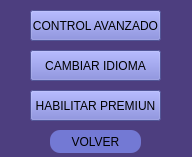
This is interfaz/panel_control.ui in Supranet-ar/tvip as Qt 5 draws it before an edit. The edited form follows.
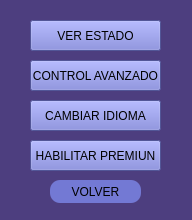
This is the edited form.

Commit message: conexion btn("Ver Estado")para mostrar menu actual del usuario

The edit to the form file:
```diff
--- a/interfaz/panel_control.ui
+++ b/interfaz/panel_control.ui
@@ -7,7 +7,7 @@
     <x>0</x>
     <y>0</y>
     <width>192</width>
-    <height>157</height>
+    <height>220</height>
    </rect>
   </property>
   <property name="windowTitle">
@@ -20,7 +20,7 @@
    <property name="geometry">
     <rect>
      <x>50</x>
-     <y>130</y>
+     <y>180</y>
      <width>91</width>
      <height>23</height>
     </rect>
@@ -37,7 +37,7 @@
    <property name="geometry">
     <rect>
      <x>30</x>
-     <y>50</y>
+     <y>100</y>
      <width>131</width>
      <height>31</height>
     </rect>
@@ -54,7 +54,7 @@
    <property name="geometry">
     <rect>
      <x>30</x>
-     <y>90</y>
+     <y>140</y>
      <width>131</width>
      <height>31</height>
     </rect>
@@ -71,7 +71,7 @@
    <property name="geometry">
     <rect>
      <x>30</x>
-     <y>10</y>
+     <y>60</y>
      <width>131</width>
      <height>31</height>
     </rect>
@@ -84,6 +84,23 @@
     <string>CONTROL AVANZADO</string>
    </property>
   </widget>
+  <widget class="QPushButton" name="btn_estado">
+   <property name="geometry">
+    <rect>
+     <x>30</x>
+     <y>20</y>
+     <width>131</width>
+     <height>31</height>
+    </rect>
+   </property>
+   <property name="styleSheet">
+    <string notr="true">background-color: rgb(115, 121, 212);
+</string>
+   </property>
+   <property name="text">
+    <string>VER ESTADO</string>
+   </property>
+  </widget>
  </widget>
  <resources/>
  <connections/>
```
The commit also changes 2 other files.
